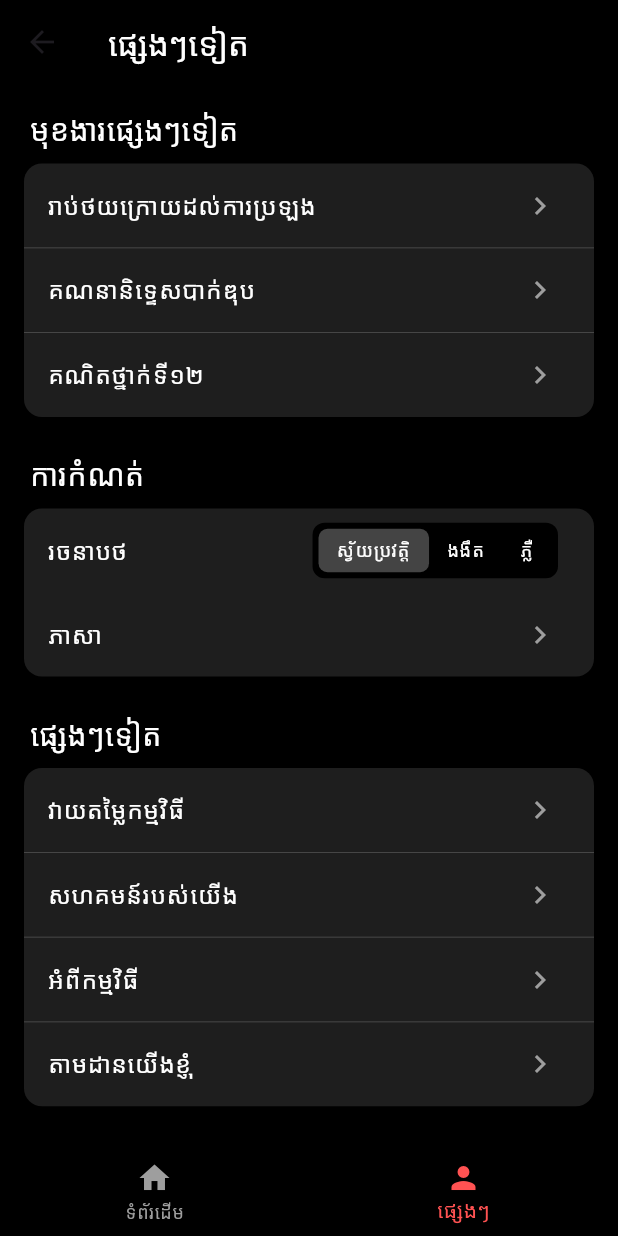
After one commit to Rami-netizen-bot/CLU_AppFlutter_Lesson, a Flutter app: the Profileapp screen opened directly, on a phone screen of 412 x 824 dp. The commit adds this screen. Run offline on Flutter 3.47's test engine with Material 3 defaults, Android fonts, the phone set to English and light mode, and no system bars; our stand-ins replace flutter_map, flutter_slidable, geolocator, google_fonts, google_maps_flutter, latlong2 and 1 more.

Commit message:
Update Profile

```diff
--- /dev/null
+++ b/lib/ScaffoldWidget/profileApp.dart
@@ -0,0 +1,149 @@
+import 'package:flutter/material.dart';
+import 'package:google_fonts/google_fonts.dart';
+import 'package:lesson_flutter/ScaffoldWidget/lessonScreen.dart';
+
+class Profileapp extends StatefulWidget {
+  const Profileapp({super.key});
+
+  @override
+  State<Profileapp> createState() => _ProfileappState();
+}
+
+class _ProfileappState extends State<Profileapp> {
+  int _selectedIndex = 1;
+
+  @override
+  Widget build(BuildContext context) {
+    return Scaffold(
+      backgroundColor: Colors.black,
+      appBar: AppBar(
+        backgroundColor: Colors.black,
+        title: Text(
+          'ផ្សេងៗទៀត',
+          style: GoogleFonts.kantumruyPro(color: Colors.white),
+        ),
+      ),
+      bottomNavigationBar: _buildBottomNav(),
+      body: ListView(
+        padding: EdgeInsets.all(16),
+        children: [
+          _buildSectionTitle('មុខងារផ្សេងៗទៀត'),
+          _buildSettingGroup([
+            _buildSettingItem('រាប់ថយក្រោយដល់ការប្រឡង'),
+            _buildSettingItem('គណនានិទ្ទេសបាក់ឌុប'),
+            _buildSettingItem('គណិតថ្នាក់ទី១២', isLast: true),
+          ]),
+          SizedBox(height: 24),
+          _buildSectionTitle('ការកំណត់'),
+          _buildSettingGroup([
+            _buildThemeToggleItem(),
+            _buildSettingItem('ភាសា', isLast: true),
+          ]),
+          SizedBox(height: 24),
+          _buildSectionTitle('ផ្សេងៗទៀត'),
+          _buildSettingGroup([
+            _buildSettingItem('វាយតម្លៃកម្មវិធី'),
+            _buildSettingItem('សហគមន៍របស់យើង'),
+            _buildSettingItem('អំពីកម្មវិធី'),
+            _buildSettingItem('តាមដានយើងខ្ញុំ', isLast: true),
+          ]),
+        ],
+      ),
+    );
+  }
+
+  Widget _buildSettingGroup(List<Widget> items) {
+    return Container(
+      decoration: BoxDecoration(
+        color: Color(0xFF1E1E1E),
+        borderRadius: BorderRadius.circular(12),
+      ),
+      child: Column(children: items),
+    );
+  }
+
+  Widget _buildSectionTitle(String title) {
+    return Padding(
+      padding: EdgeInsets.only(bottom: 8, left: 4),
+      child: Text(
+        title,
+        style: GoogleFonts.kantumruyPro(color: Colors.white, fontSize: 20),
+      ),
+    );
+  }
+
+  Widget _buildSettingItem(String title, {bool isLast = false}) {
+    return Container(
+      decoration: BoxDecoration(
+        border: isLast
+            ? null
+            : Border(bottom: BorderSide(color: Colors.white24, width: 0.5)),
+      ),
+      child: ListTile(
+        title: Text(
+          title,
+          style: GoogleFonts.kantumruyPro(color: Colors.white, fontSize: 16),
+        ),
+        trailing: Icon(Icons.chevron_right, color: Colors.grey),
+        onTap: () {},
+      ),
+    );
+  }
+
+  Widget _buildThemeToggleItem() {
+    return ListTile(
+      title: Text(
+        'រចនាបថ',
+        style: GoogleFonts.kantumruyPro(color: Colors.white, fontSize: 16),
+      ),
+      trailing: Container(
+        padding: EdgeInsets.all(4),
+        decoration: BoxDecoration(
+          color: Colors.black,
+          borderRadius: BorderRadius.circular(8),
+        ),
+        child: Row(
+          mainAxisSize: MainAxisSize.min,
+          children: [
+            _buildToggleBtn('ស្វ័យប្រវត្តិ', true),
+            _buildToggleBtn('ងងឹត', false),
+            _buildToggleBtn('ភ្លឺ', false),
+          ],
+        ),
+      ),
+    );
+  }
+
+  Widget _buildToggleBtn(String label, bool isActive) {
+    return Container(
+      padding: EdgeInsets.symmetric(horizontal: 12, vertical: 6),
+      decoration: BoxDecoration(
+        color: isActive ? Color(0xFF444444) : Colors.transparent,
+        borderRadius: BorderRadius.circular(6),
+      ),
+      child: Text(
+        label,
+        style: GoogleFonts.kantumruyPro(color: Colors.white, fontSize: 12),
+      ),
+    );
+  }
+
+  Widget _buildBottomNav() {
+    return BottomNavigationBar(
+      backgroundColor: Colors.black,
+      selectedItemColor: Colors.redAccent,
+      unselectedItemColor: Colors.grey,
+      currentIndex: _selectedIndex,
+      onTap: (index) {
+        setState(() {
+          _selectedIndex = index;
+        });
+      },
+      items: [
+        BottomNavigationBarItem(icon: Icon(Icons.home), label: 'ទំព័រដើម'),
+
+        BottomNavigationBarItem(icon: Icon(Icons.person), label: 'ផ្សេងៗ'),
+      ],
+    );
+  }
+}
--- a/pubspec.yaml
+++ b/pubspec.yaml
@@ -45,6 +45,9 @@ dependencies:
   crypto: ^3.0.7
   google_fonts: ^8.0.2
   multi_dropdown: ^3.1.1
+  flutter_pdfview: ^1.4.4
+  dio: ^5.9.2
+  permission_handler: ^12.0.1
 
 
 dev_dependencies:
```
Also changed, not shown: lib/ScaffoldWidget/Program.dart (+35 -15 lines), lib/ScaffoldWidget/lessonScreen.dart (+93 -2 lines), pubspec.lock, 2 other files.
